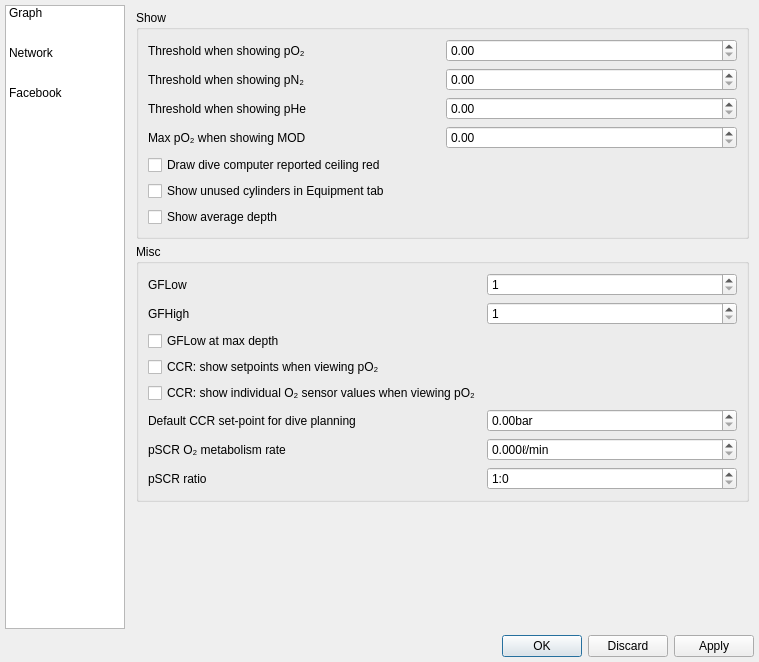
The window that desktop-widgets/preferences.ui (subsurface/subsurface) describes before a commit, drawn with Qt 5.
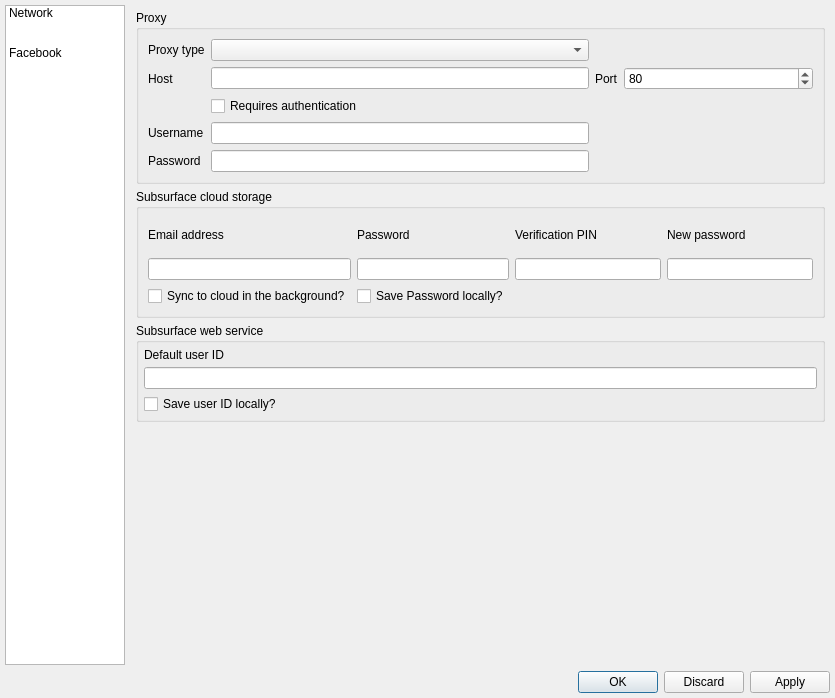
The same window after the commit. Icons and pictures are not drawn.

Commit message: Port the Graph Preferences to the new style

What changed in the file:
```diff
--- a/desktop-widgets/preferences.ui
+++ b/desktop-widgets/preferences.ui
@@ -6,8 +6,8 @@
    <rect>
     <x>0</x>
     <y>0</y>
-    <width>711</width>
-    <height>662</height>
+    <width>835</width>
+    <height>698</height>
    </rect>
   </property>
   <property name="windowTitle">
@@ -83,16 +83,6 @@
        <property name="currentRow">
         <number>-1</number>
        </property>
-       <item>
-        <property name="text">
-         <string>Graph</string>
-        </property>
-        <property name="icon">
-         <iconset>
-          <normalon>:/graph</normalon>
-         </iconset>
-        </property>
-       </item>
        <item>
         <property name="text">
          <string>Network</string>
@@ -126,297 +116,6 @@
        <property name="currentIndex">
         <number>0</number>
        </property>
-       <widget class="QWidget" name="graph_page">
-        <property name="sizePolicy">
-         <sizepolicy hsizetype="Preferred" vsizetype="MinimumExpanding">
-          <horstretch>0</horstretch>
-          <verstretch>0</verstretch>
-         </sizepolicy>
-        </property>
-        <layout class="QVBoxLayout" name="verticalLayout_5">
-         <property name="spacing">
-          <number>5</number>
-         </property>
-         <property name="margin">
-          <number>5</number>
-         </property>
-         <item>
-          <widget class="QGroupBox" name="groupBox_4">
-           <property name="title">
-            <string>Show</string>
-           </property>
-           <layout class="QVBoxLayout" name="verticalLayout_4">
-            <item>
-             <layout class="QHBoxLayout" name="horizontalLayout_4">
-              <item>
-               <widget class="QLabel" name="label_12">
-                <property name="enabled">
-                 <bool>true</bool>
-                </property>
-                <property name="text">
-                 <string>Threshold when showing pO₂</string>
-                </property>
-               </widget>
-              </item>
-              <item>
-               <widget class="QDoubleSpinBox" name="po2Threshold">
-                <property name="enabled">
-                 <bool>true</bool>
-                </property>
-                <property name="singleStep">
-                 <double>0.100000000000000</double>
-                </property>
-               </widget>
-              </item>
-             </layout>
-            </item>
-            <item>
-             <layout class="QHBoxLayout" name="horizontalLayout_5">
-              <item>
-               <widget class="QLabel" name="label_13">
-                <property name="enabled">
-                 <bool>true</bool>
-                </property>
-                <property name="text">
-                 <string>Threshold when showing pN₂</string>
-                </property>
-               </widget>
-              </item>
-              <item>
-               <widget class="QDoubleSpinBox" name="pn2Threshold">
-                <property name="enabled">
-                 <bool>true</bool>
-                </property>
-                <property name="singleStep">
-                 <double>0.100000000000000</double>
-                </property>
-               </widget>
-              </item>
-             </layout>
-            </item>
-            <item>
-             <layout class="QHBoxLayout" name="horizontalLayout_8">
-              <item>
-               <widget class="QLabel" name="label_17">
-                <property name="enabled">
-                 <bool>true</bool>
-                </property>
-                <property name="text">
-                 <string>Threshold when showing pHe</string>
-                </property>
-               </widget>
-              </item>
-              <item>
-               <widget class="QDoubleSpinBox" name="pheThreshold">
-                <property name="enabled">
-                 <bool>true</bool>
-                </property>
-                <property name="singleStep">
-                 <double>0.100000000000000</double>
-                </property>
-               </widget>
-              </item>
-             </layout>
-            </item>
-            <item>
-             <layout class="QHBoxLayout" name="horizontalLayout_9">
-              <item>
-               <widget class="QLabel" name="label_18">
-                <property name="enabled">
-                 <bool>true</bool>
-                </property>
-                <property name="text">
-                 <string>Max pO₂ when showing MOD</string>
-                </property>
-               </widget>
-              </item>
-              <item>
-               <widget class="QDoubleSpinBox" name="maxpo2">
-                <property name="enabled">
-                 <bool>true</bool>
-                </property>
-                <property name="singleStep">
-                 <double>0.100000000000000</double>
-                </property>
-               </widget>
-              </item>
-             </layout>
-            </item>
-            <item>
-             <layout class="QHBoxLayout" name="horizontalLayout_10b">
-              <item>
-               <widget class="QCheckBox" name="red_ceiling">
-                <property name="enabled">
-                 <bool>true</bool>
-                </property>
-                <property name="text">
-                 <string>Draw dive computer reported ceiling red</string>
-                </property>
-               </widget>
-              </item>
-             </layout>
-            </item>
-            <item>
-             <layout class="QHBoxLayout" name="horizontalLayout_11c">
-              <item>
-               <widget class="QCheckBox" name="display_unused_tanks">
-                <property name="text">
-                 <string>Show unused cylinders in Equipment tab</string>
-                </property>
-               </widget>
-              </item>
-             </layout>
-            </item>
-            <item>
-             <layout class="QHBoxLayout" name="horizontalLayout_11d">
-              <item>
-               <widget class="QCheckBox" name="show_average_depth">
-                <property name="text">
-                 <string>Show average depth</string>
-                </property>
-               </widget>
-              </item>
-             </layout>
-            </item>
-           </layout>
-          </widget>
-         </item>
-         <item>
-          <widget class="QGroupBox" name="groupBox_5">
-           <property name="title">
-            <string>Misc</string>
-           </property>
-           <layout class="QFormLayout" name="formLayout_3">
-            <item row="1" column="0">
-             <widget class="QLabel" name="label_19">
-              <property name="text">
-               <string>GFLow</string>
-              </property>
-             </widget>
-            </item>
-            <item row="1" column="1">
-             <widget class="QSpinBox" name="gflow">
-              <property name="minimum">
-               <number>1</number>
-              </property>
-              <property name="maximum">
-               <number>150</number>
-              </property>
-             </widget>
-            </item>
-            <item row="2" column="0">
-             <widget class="QLabel" name="label_20">
-              <property name="text">
-               <string>GFHigh</string>
-              </property>
-             </widget>
-            </item>
-            <item row="2" column="1">
-             <widget class="QSpinBox" name="gfhigh">
-              <property name="minimum">
-               <number>1</number>
-              </property>
-              <property name="maximum">
-               <number>150</number>
-              </property>
-             </widget>
-            </item>
-            <item row="4" column="0" colspan="2">
-             <widget class="QCheckBox" name="gf_low_at_maxdepth">
-              <property name="text">
-               <string>GFLow at max depth</string>
-              </property>
-             </widget>
-            </item>
-            <item row="5" column="0">
-             <widget class="QCheckBox" name="show_ccr_setpoint">
-              <property name="text">
-               <string>CCR: show setpoints when viewing pO₂</string>
-              </property>
-             </widget>
-            </item>
-            <item row="6" column="0">
-             <widget class="QCheckBox" name="show_ccr_sensors">
-              <property name="text">
-               <string>CCR: show individual O₂ sensor values when viewing pO₂</string>
-              </property>
-             </widget>
-            </item>
-            <item row="7" column="0">
-             <widget class="QLabel" name="label_26">
-              <property name="text">
-               <string>Default CCR set-point for dive planning</string>
-              </property>
-             </widget>
-            </item>
-            <item row="7" column="1">
-             <widget class="QDoubleSpinBox" name="defaultSetpoint">
-              <property name="suffix">
-               <string>bar</string>
-              </property>
-              <property name="decimals">
-               <number>2</number>
-              </property>
-              <property name="maximum">
-               <double>10.000000000000000</double>
-              </property>
-              <property name="singleStep">
-               <double>0.100000000000000</double>
-              </property>
-             </widget>
-            </item>
-            <item row="8" column="0">
-             <widget class="QLabel" name="pSCR">
-              <property name="text">
-               <string>pSCR O₂ metabolism rate</string>
-              </property>
-             </widget>
-            </item>
-            <item row="9" column="0">
-             <widget class="QLabel" name="label_28">
-              <property name="text">
-               <string>pSCR ratio</string>
-              </property>
-             </widget>
-            </item>
-            <item row="8" column="1">
-             <widget class="QDoubleSpinBox" name="psro2rate">
-              <property name="suffix">
-               <string>ℓ/min</string>
-              </property>
-              <property name="decimals">
-               <number>3</number>
-              </property>
-             </widget>
-            </item>
-            <item row="9" column="1">
-             <widget class="QSpinBox" name="pscrfactor">
-              <property name="suffix">
-               <string/>
-              </property>
-              <property name="prefix">
-               <string>1:</string>
-              </property>
-             </widget>
-            </item>
-           </layout>
-          </widget>
-         </item>
-         <item>
-          <spacer name="verticalSpacer_5">
-           <property name="orientation">
-            <enum>Qt::Vertical</enum>
-           </property>
-           <property name="sizeHint" stdset="0">
-            <size>
-             <width>0</width>
-             <height>0</height>
-            </size>
-           </property>
-          </spacer>
-         </item>
-        </layout>
-       </widget>
        <widget class="QWidget" name="network_page">
         <property name="sizePolicy">
          <sizepolicy hsizetype="Preferred" vsizetype="MinimumExpanding">
```
Left out of the diff: 55 changed lines with no effect on the pictures. The commit also changes 7 other files.
